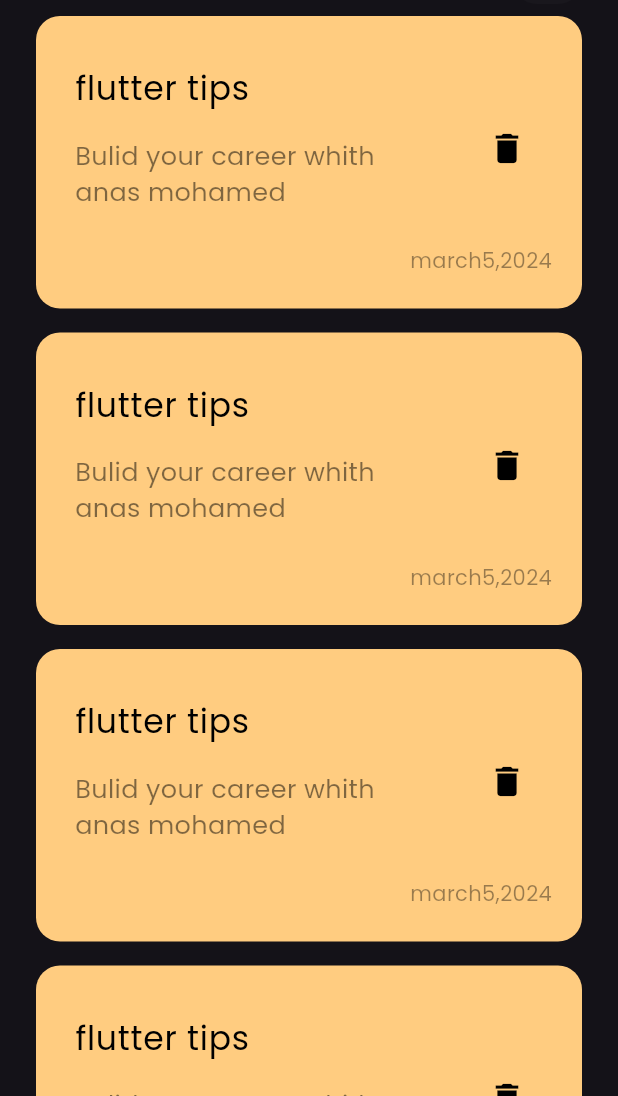
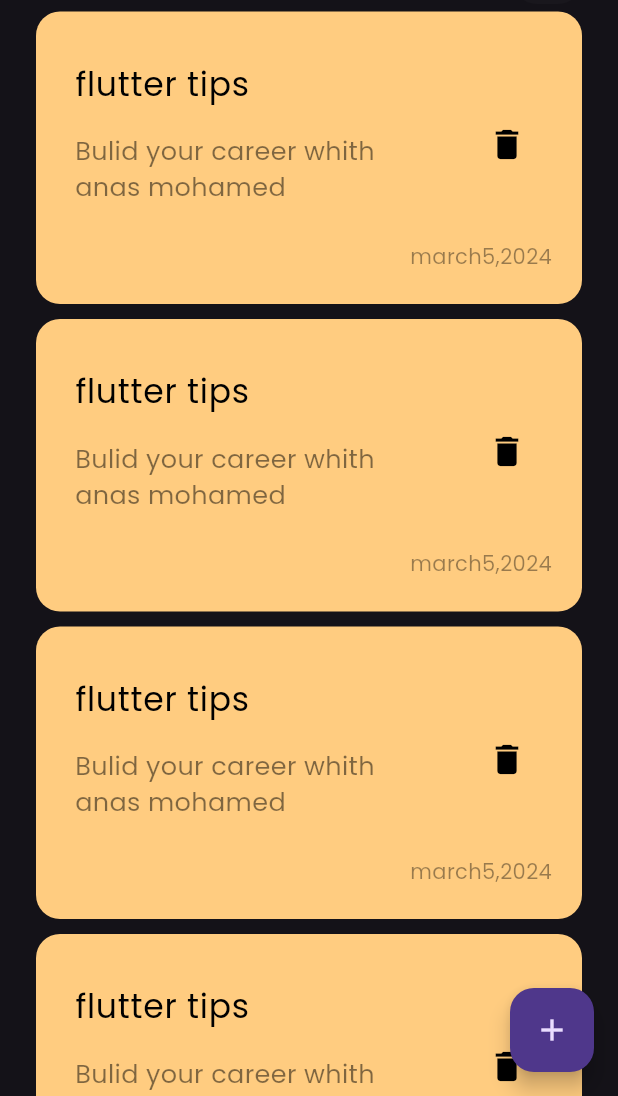
Before and after one commit to anasmohamed13/notes_app, a Flutter app: the screen it shows after launch, on a phone screen of 412 x 824 dp, the part 140-1236 px from its top. Run offline on Flutter 3.47's test engine with Material 3 defaults, Android fonts, the phone set to English and light mode, and no system bars.

Commit message:
add floating action button

```diff
--- a/lib/view/notes_view.dart
+++ b/lib/view/notes_view.dart
@@ -6,8 +6,12 @@ class NotesView extends StatelessWidget {
 
   @override
   Widget build(BuildContext context) {
-    return const Scaffold(
-      body: NotesViewBody(),
+    return Scaffold(
+      floatingActionButton: FloatingActionButton(
+        onPressed: () {},
+        child: const Icon(Icons.add),
+      ),
+      body: const NotesViewBody(),
     );
   }
 }
--- a/lib/widgets/notes_listview.dart
+++ b/lib/widgets/notes_listview.dart
@@ -10,7 +10,7 @@ class NotesListView extends StatelessWidget {
     return ListView.builder(
       itemBuilder: (context, index) {
         return const Padding(
-          padding: EdgeInsets.symmetric(vertical: 8),
+          padding: EdgeInsets.symmetric(vertical: 5),
           child: NotesItem(),
         );
       },
```
